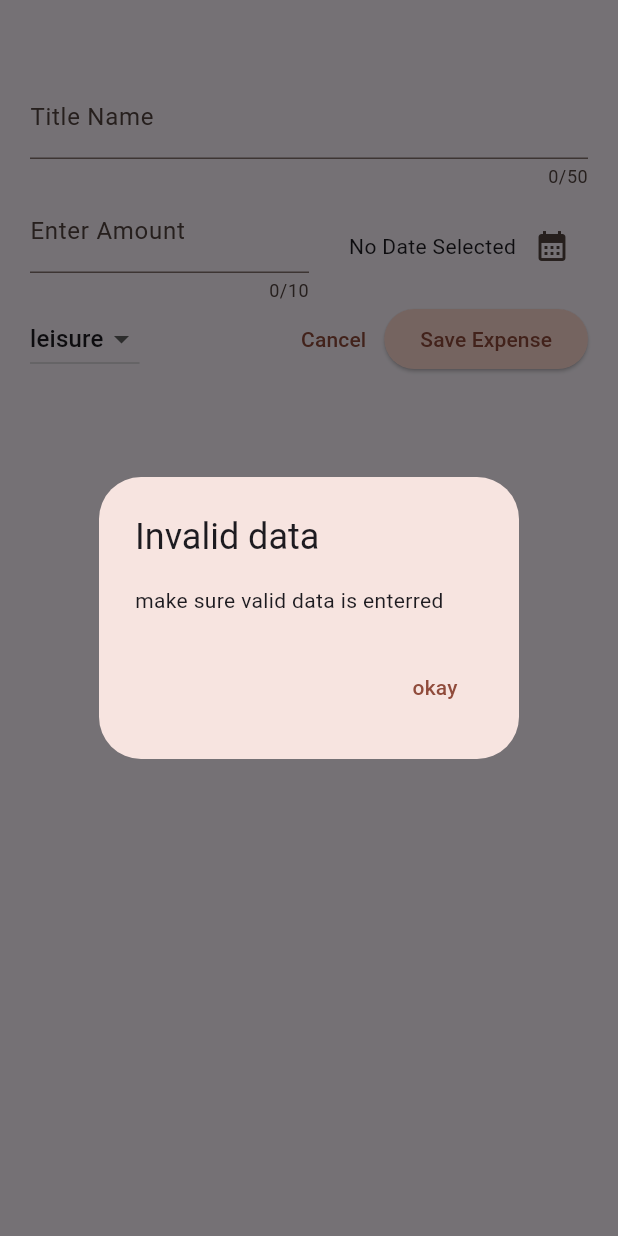
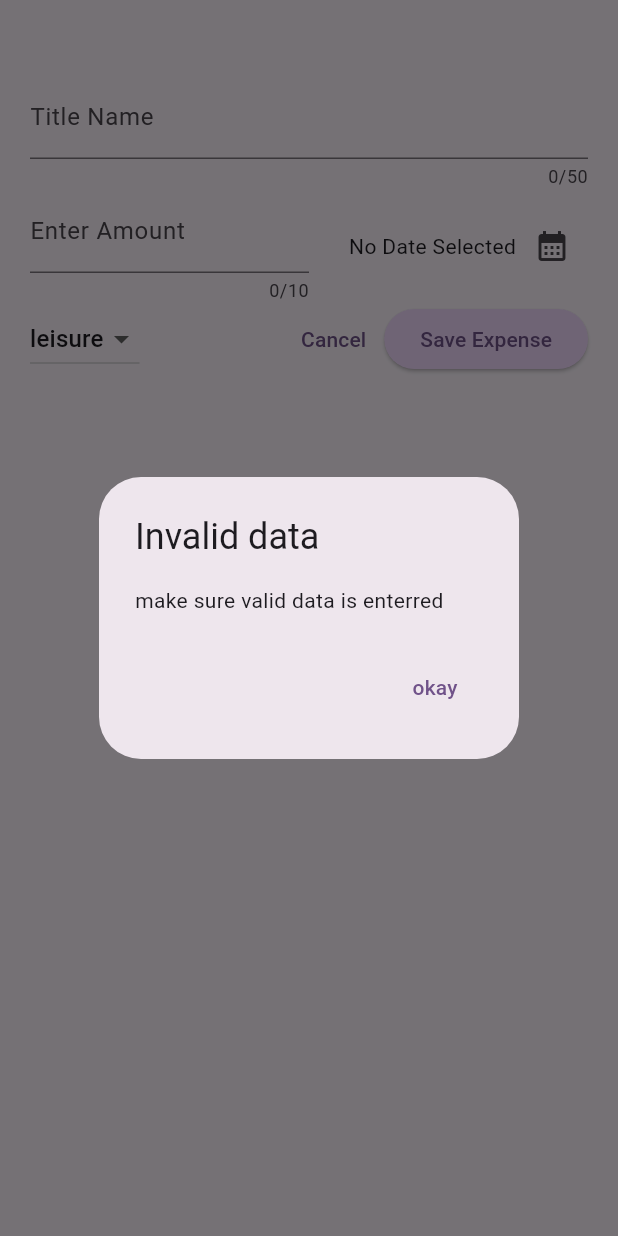
Before and after one commit to Vikas-garg-tiet26/MyExpenseManager, a Flutter app: the NewExpense widget shown alone on an empty page, opened directly with empty values, after a tap on "Save Expense", on a phone screen of 412 x 824 dp. Run offline on Flutter 3.47's test engine with Material 3 defaults, Android fonts, the light colour scheme and no system bars.

Commit message:
handling screen overlays

```diff
--- a/lib/main.dart
+++ b/lib/main.dart
@@ -3,7 +3,7 @@ import 'package:flutter/material.dart';
 // import 'package:flutter/services.dart';
 
 var kColorScheme =
-    ColorScheme.fromSeed(seedColor: const Color.fromRGBO(255, 96, 59, 181));
+    ColorScheme.fromSeed(seedColor: const Color.fromARGB(255, 141, 41, 217));
 
 var kDarkColorScheme =
     ColorScheme.fromSeed(seedColor: Colors.green, brightness: Brightness.dark);
--- a/lib/models/expenses.dart
+++ b/lib/models/expenses.dart
@@ -102,7 +102,7 @@ class _ExpensesState extends State<Expenses> {
             )
           : Row(
               children: [
-                const Text("The Expenses List..."),
+                // const Text("The Expenses List..."),
                 Expanded(
                   child: Chart(
                     expenses: _registeredExpenses,
--- a/lib/models/widgets/new_expense.dart
+++ b/lib/models/widgets/new_expense.dart
@@ -64,18 +64,24 @@ class _NewExpenseState extends State<NewExpense> {
       );
       return;
       // show error message
-    }
-    widget.onAddExpense(ExpenseTrcker(
+    } else {
+      widget.onAddExpense(
+        ExpenseTrcker(
             title: _titlecontroller.text,
             date: DateTime.now(), //replace by selected date
             amount: enteredAmount,
-        category: _selectedCategory));
+            category: _selectedCategory),
+      );
+      Navigator.pop(context);
+    }
   }
 
   @override
   Widget build(BuildContext context) {
-    return Padding(
-      padding: const EdgeInsets.fromLTRB(20, 50, 20, 20),
+    final keyboardspace = MediaQuery.of(context).viewInsets.bottom;
+    return SingleChildScrollView(
+      child: Padding(
+        padding: EdgeInsets.fromLTRB(20, 50, 20, keyboardspace + 16),
         child: Column(
           children: [
             // Text("Title Name"),
@@ -154,6 +160,7 @@ class _NewExpenseState extends State<NewExpense> {
             )
           ],
         ),
+      ),
     );
   }
 }
```
Lines whose indentation alone changed are shown as unchanged.
